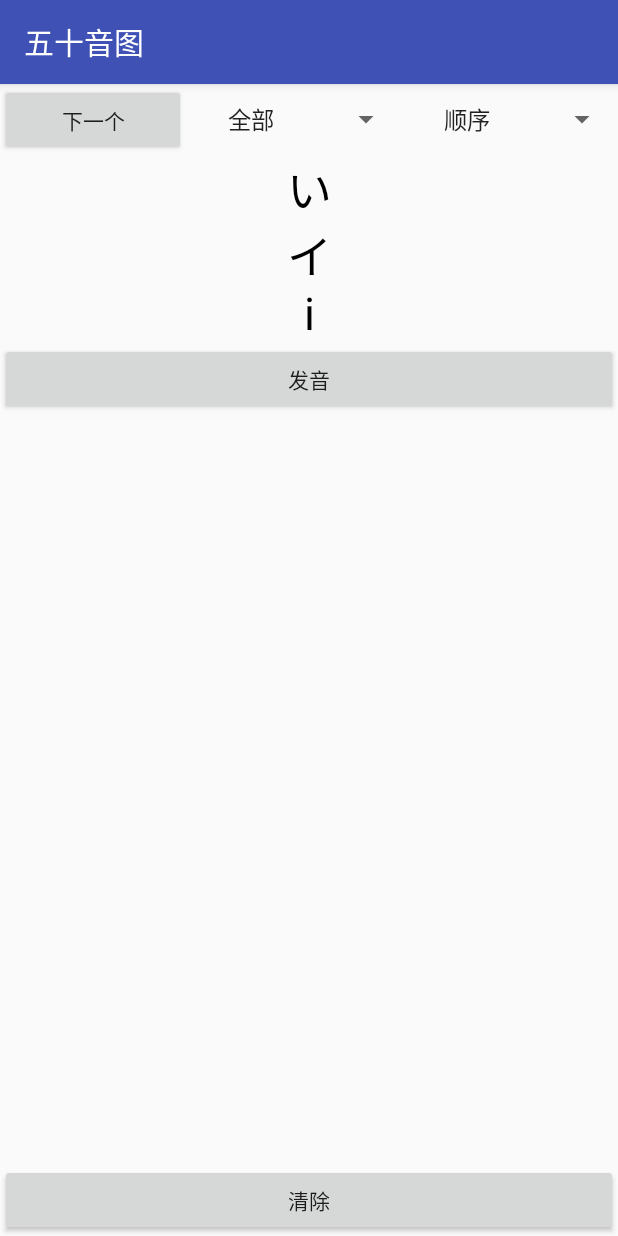
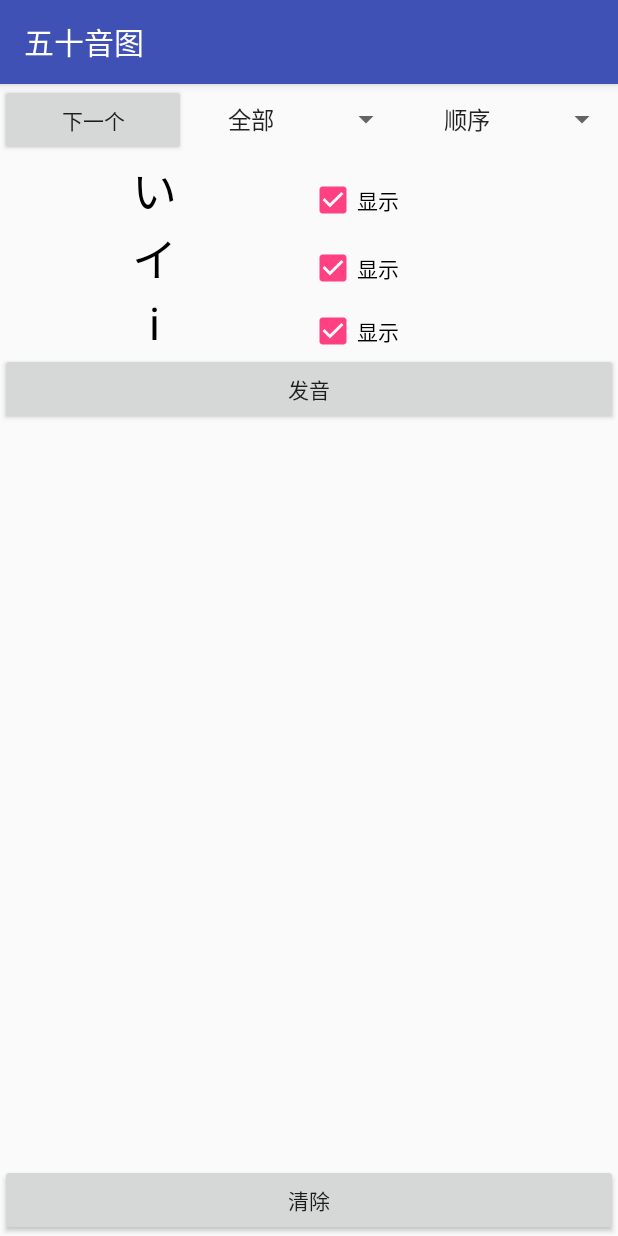
Before and after one commit to xyhuangjinfu/LearnJapanese, an Android app: the WSYTActivity screen opened directly, with no data from a screen before it, on a phone screen of 412 x 824 dp. Run offline under Robolectric (Android 15) with nearby library versions, the phone set to English and light mode, and no system bars.

Commit message:
[WS-][Words] can hide

```diff
--- a/app/src/main/java/cn/hjf/lj/wsyt/WSYTActivity.java
+++ b/app/src/main/java/cn/hjf/lj/wsyt/WSYTActivity.java
@@ -8,6 +8,8 @@ import android.support.annotation.Nullable;
 import android.support.v7.app.AppCompatActivity;
 import android.view.View;
 import android.widget.AdapterView;
+import android.widget.CheckBox;
+import android.widget.CompoundButton;
 import android.widget.Spinner;
 import android.widget.TextView;
 
@@ -28,8 +30,6 @@ public class WSYTActivity extends AppCompatActivity {
 
 	private PronunciationDataStore mPronunciationDataStore;
 
-	private TextView mTextView;
-
 	private MediaPlayer mMediaPlayer = new MediaPlayer();
 
 	private WriteView mWriteView;
@@ -41,6 +41,13 @@ public class WSYTActivity extends AppCompatActivity {
 
 	private List<Pronunciation> mData = new ArrayList<>();
 
+	private TextView mTvPing;
+	private TextView mTvPian;
+	private TextView mTvRoma;
+	private CheckBox mCbPing;
+	private CheckBox mCbPian;
+	private CheckBox mCbRoma;
+
 	@Override
 	protected void onCreate(@Nullable Bundle savedInstanceState) {
 		super.onCreate(savedInstanceState);
@@ -48,10 +55,38 @@ public class WSYTActivity extends AppCompatActivity {
 
 		mPronunciationDataStore = new PronunciationDataStore(this);
 
-		mTextView = findViewById(R.id.tv);
 		mWriteView = findViewById(R.id.write_view);
 		mOrderSpinner = findViewById(R.id.spn_order);
 		mTypeSpinner = findViewById(R.id.spn_type);
+
+		mTvPing = findViewById(R.id.tv_ping);
+		mTvPian = findViewById(R.id.tv_pian);
+		mTvRoma = findViewById(R.id.tv_roma);
+
+		mCbPing = findViewById(R.id.cb_ping);
+		mCbPian = findViewById(R.id.cb_pian);
+		mCbRoma = findViewById(R.id.cb_roma);
+
+		mCbPing.setOnCheckedChangeListener(new CompoundButton.OnCheckedChangeListener() {
+			@Override
+			public void onCheckedChanged(CompoundButton buttonView, boolean isChecked) {
+				mTvPing.setVisibility(isChecked ? View.VISIBLE : View.INVISIBLE);
+			}
+		});
+
+		mCbPian.setOnCheckedChangeListener(new CompoundButton.OnCheckedChangeListener() {
+			@Override
+			public void onCheckedChanged(CompoundButton buttonView, boolean isChecked) {
+				mTvPian.setVisibility(isChecked ? View.VISIBLE : View.INVISIBLE);
+			}
+		});
+
+		mCbRoma.setOnCheckedChangeListener(new CompoundButton.OnCheckedChangeListener() {
+			@Override
+			public void onCheckedChanged(CompoundButton buttonView, boolean isChecked) {
+				mTvRoma.setVisibility(isChecked ? View.VISIBLE : View.INVISIBLE);
+			}
+		});
 
 		mOrderSpinner.setOnItemSelectedListener(new AdapterView.OnItemSelectedListener() {
 			@Override
@@ -98,8 +133,6 @@ public class WSYTActivity extends AppCompatActivity {
 			}
 		});
 
-
-
 		mNextPro = new SequentialNextPro(mPronunciationDataStore.getAll());
 
 		render();
@@ -126,7 +159,9 @@ public class WSYTActivity extends AppCompatActivity {
 	}
 
 	private void show() {
-		mTextView.setText(mCurrent.getPing() + "\n" + mCurrent.getPian() + "\n" + mCurrent.getRoma());
+		mTvPing.setText(mCurrent.getPing());
+		mTvPian.setText(mCurrent.getPian());
+		mTvRoma.setText(mCurrent.getRoma());
 	}
 
 	public void play(View view) {
--- a/app/src/main/res/layout/activity_wsyt.xml
+++ b/app/src/main/res/layout/activity_wsyt.xml
@@ -34,13 +34,84 @@
             android:entries="@array/order" />
     </LinearLayout>
 
-    <TextView
-        android:id="@+id/tv"
+    <LinearLayout
         android:layout_width="match_parent"
         android:layout_height="wrap_content"
-        android:gravity="center"
-        android:textColor="#000000"
-        android:textSize="30sp" />
+        android:orientation="vertical">
+
+        <LinearLayout
+            android:layout_width="match_parent"
+            android:layout_height="wrap_content"
+            android:orientation="horizontal">
+
+            <TextView
+                android:id="@+id/tv_ping"
+                android:layout_width="0dp"
+                android:layout_height="wrap_content"
+                android:layout_weight="1"
+                android:gravity="center"
+                android:textColor="#000000"
+                android:textSize="30sp" />
+
+            <CheckBox
+                android:id="@+id/cb_ping"
+                android:layout_width="0dp"
+                android:layout_height="wrap_content"
+                android:layout_weight="1"
+                android:checked="true"
+                android:text="显示" />
+
+        </LinearLayout>
+
+        <LinearLayout
+            android:layout_width="match_parent"
+            android:layout_height="wrap_content"
+            android:orientation="horizontal">
+
+            <TextView
+                android:id="@+id/tv_pian"
+                android:layout_width="0dp"
+                android:layout_height="wrap_content"
+                android:layout_weight="1"
+                android:gravity="center"
+                android:textColor="#000000"
+                android:textSize="30sp" />
+
+            <CheckBox
+                android:id="@+id/cb_pian"
+                android:layout_width="0dp"
+                android:layout_height="wrap_content"
+                android:layout_weight="1"
+                android:checked="true"
+                android:text="显示" />
+
+        </LinearLayout>
+
+        <LinearLayout
+            android:layout_width="match_parent"
+            android:layout_height="wrap_content"
+            android:orientation="horizontal">
+
+            <TextView
+                android:id="@+id/tv_roma"
+                android:layout_width="0dp"
+                android:layout_height="wrap_content"
+                android:layout_weight="1"
+                android:gravity="center"
+                android:textColor="#000000"
+                android:textSize="30sp" />
+
+            <CheckBox
+                android:id="@+id/cb_roma"
+                android:layout_width="0dp"
+                android:layout_height="wrap_content"
+                android:layout_weight="1"
+                android:checked="true"
+                android:text="显示" />
+
+        </LinearLayout>
+
+    </LinearLayout>
 
     <Button
         android:layout_width="match_parent"
```
